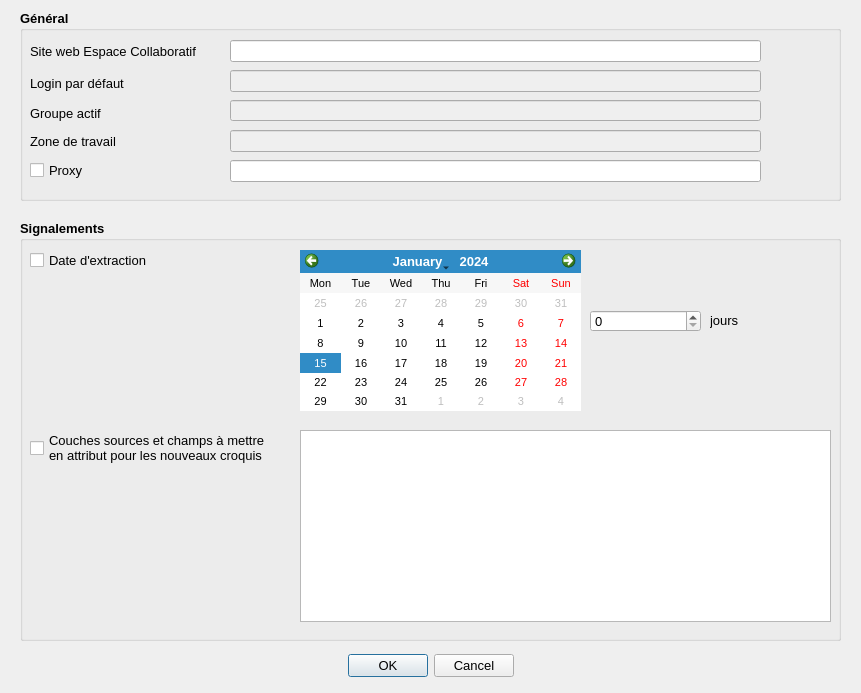
This is FormConfigurerRipart_base.ui in IGNF/espace-collaboratif-qgis-plugin as Qt 5 draws it before an edit. The edited form follows.
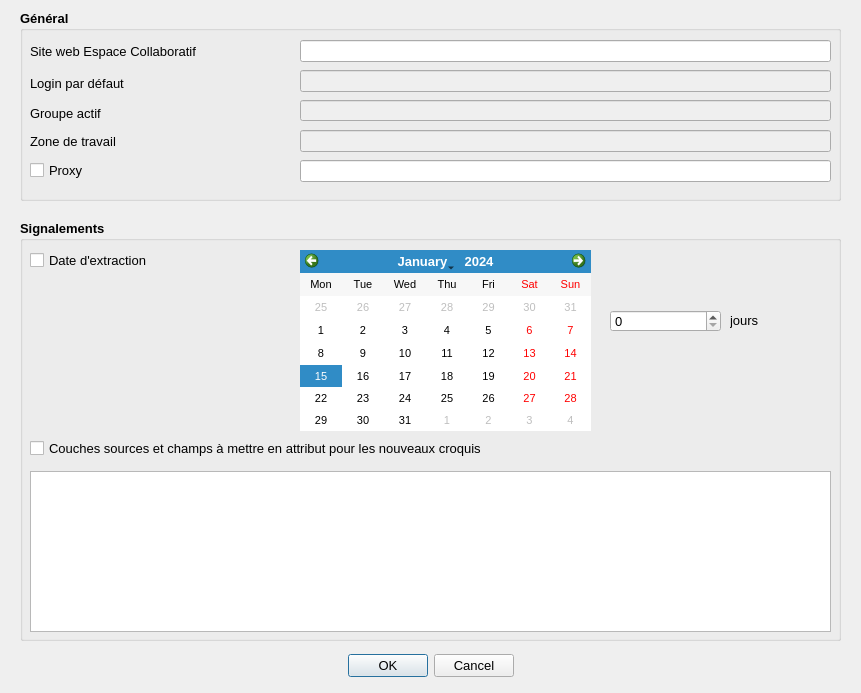
This is the edited form. Icons and pictures are not drawn.

Commit message: Redimensionnement boites Info et Configuration du plugin

Patch:
```diff
--- a/FormConfigurerRipart_base.ui
+++ b/FormConfigurerRipart_base.ui
@@ -72,7 +72,7 @@
    <widget class="QLineEdit" name="lineEditUrl">
     <property name="geometry">
      <rect>
-      <x>210</x>
+      <x>280</x>
       <y>30</y>
       <width>531</width>
       <height>22</height>
@@ -100,7 +100,7 @@
      <rect>
       <x>10</x>
       <y>30</y>
-      <width>191</width>
+      <width>221</width>
       <height>22</height>
      </rect>
     </property>
@@ -121,7 +121,7 @@
     </property>
     <property name="geometry">
      <rect>
-      <x>210</x>
+      <x>280</x>
       <y>60</y>
       <width>531</width>
       <height>22</height>
@@ -141,7 +141,7 @@
     </property>
     <property name="geometry">
      <rect>
-      <x>210</x>
+      <x>280</x>
       <y>90</y>
       <width>531</width>
       <height>21</height>
@@ -193,7 +193,7 @@
     </property>
     <property name="geometry">
      <rect>
-      <x>210</x>
+      <x>280</x>
       <y>120</y>
       <width>531</width>
       <height>22</height>
@@ -224,7 +224,7 @@
      <rect>
       <x>10</x>
       <y>120</y>
-      <width>97</width>
+      <width>121</width>
       <height>22</height>
      </rect>
     </property>
@@ -242,7 +242,7 @@
    <widget class="QLineEdit" name="lineEditProxy">
     <property name="geometry">
      <rect>
-      <x>210</x>
+      <x>280</x>
       <y>150</y>
       <width>531</width>
       <height>22</height>
@@ -291,7 +291,7 @@
     <rect>
      <x>30</x>
      <y>160</y>
-     <width>60</width>
+     <width>71</width>
      <height>20</height>
     </rect>
    </property>
@@ -348,7 +348,7 @@
      <rect>
       <x>10</x>
       <y>30</y>
-      <width>137</width>
+      <width>161</width>
       <height>20</height>
      </rect>
     </property>
@@ -384,10 +384,10 @@
    <widget class="QTreeWidget" name="treeWidget">
     <property name="geometry">
      <rect>
-      <x>280</x>
-      <y>210</y>
-      <width>531</width>
-      <height>192</height>
+      <x>10</x>
+      <y>251</y>
+      <width>801</width>
+      <height>161</height>
      </rect>
     </property>
     <property name="lineWidth">
@@ -416,7 +416,7 @@
      <rect>
       <x>10</x>
       <y>210</y>
-      <width>268</width>
+      <width>661</width>
       <height>36</height>
      </rect>
     </property>
@@ -446,8 +446,7 @@
      <bool>false</bool>
     </property>
     <property name="text">
-     <string>Couches sources et champs à mettre 
-en attribut pour les nouveaux croquis</string>
+     <string>Couches sources et champs à mettre en attribut pour les nouveaux croquis</string>
     </property>
    </widget>
    <widget class="QCalendarWidget" name="calendarWidget">
@@ -455,8 +454,8 @@
      <rect>
       <x>280</x>
       <y>30</y>
-      <width>281</width>
-      <height>161</height>
+      <width>291</width>
+      <height>181</height>
      </rect>
     </property>
     <property name="font">
@@ -479,7 +478,7 @@
    <widget class="QSpinBox" name="spinBox">
     <property name="geometry">
      <rect>
-      <x>570</x>
+      <x>590</x>
       <y>90</y>
       <width>111</width>
       <height>22</height>
@@ -499,9 +498,9 @@
    <widget class="QLabel" name="label_2">
     <property name="geometry">
      <rect>
-      <x>690</x>
+      <x>710</x>
       <y>80</y>
-      <width>111</width>
+      <width>61</width>
       <height>41</height>
      </rect>
     </property>
```
The commit also changes 2 other files.
